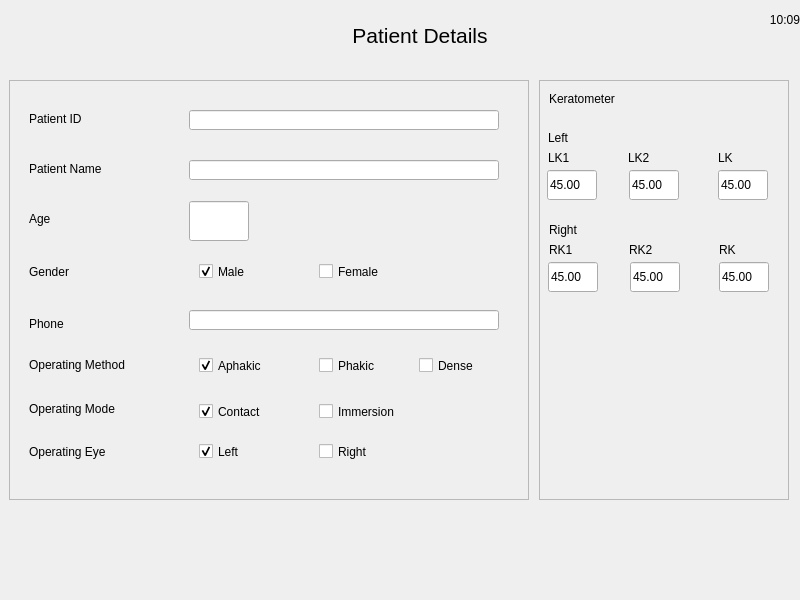
Before: the Qt Designer form patientdetaildialog.ui in amtsource2025/Ascan_old, drawn with Qt 5.
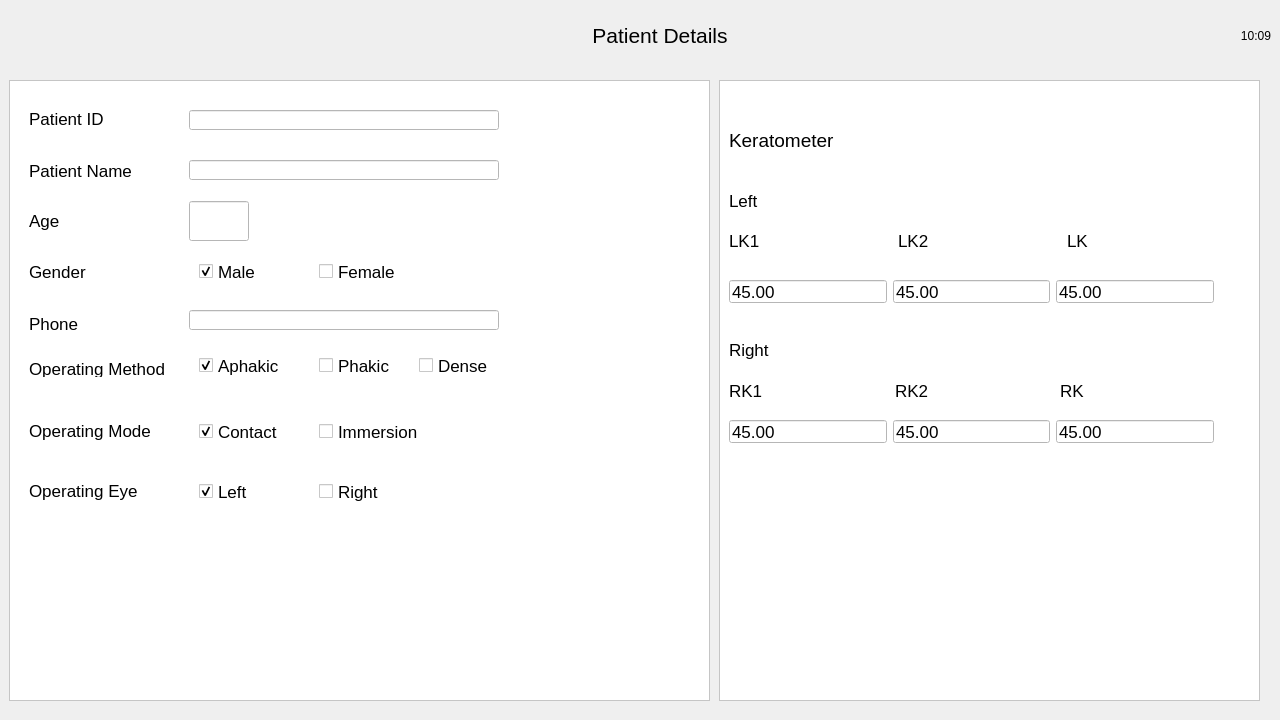
After: the same form once the commit is applied. Icons and pictures are not drawn.

Diff of the .ui file:
```diff
--- a/patientdetaildialog.ui
+++ b/patientdetaildialog.ui
@@ -6,8 +6,8 @@
    <rect>
     <x>0</x>
     <y>0</y>
-    <width>800</width>
-    <height>600</height>
+    <width>1280</width>
+    <height>720</height>
    </rect>
   </property>
   <property name="windowTitle">
@@ -21,8 +21,8 @@
     <rect>
      <x>0</x>
      <y>0</y>
-     <width>70</width>
-     <height>60</height>
+     <width>91</width>
+     <height>81</height>
     </rect>
    </property>
    <property name="styleSheet">
@@ -39,7 +39,7 @@
   <widget class="QLabel" name="label">
    <property name="geometry">
     <rect>
-     <x>340</x>
+     <x>580</x>
      <y>0</y>
      <width>160</width>
      <height>70</height>
@@ -65,13 +65,15 @@
     <rect>
      <x>9</x>
      <y>80</y>
-     <width>520</width>
-     <height>420</height>
+     <width>701</width>
+     <height>621</height>
     </rect>
    </property>
    <property name="styleSheet">
     <string notr="true">
-background-image: url(:/images/card-big.png);</string>
+/*background-image: url(:/images/card-big.png);*/
+
+background:rgb(255,255,255);</string>
    </property>
    <property name="frameShape">
     <enum>QFrame::StyledPanel</enum>
@@ -99,10 +101,15 @@
      <rect>
       <x>20</x>
       <y>80</y>
-      <width>100</width>
-      <height>17</height>
+      <width>131</width>
+      <height>21</height>
      </rect>
     </property>
+    <property name="font">
+     <font>
+      <pointsize>13</pointsize>
+     </font>
+    </property>
     <property name="styleSheet">
      <string notr="true">background-image:url(empty.png);</string>
     </property>
@@ -119,6 +126,11 @@
       <height>17</height>
      </rect>
     </property>
+    <property name="font">
+     <font>
+      <pointsize>13</pointsize>
+     </font>
+    </property>
     <property name="styleSheet">
      <string notr="true">background-image:url(empty.png);</string>
     </property>
@@ -135,6 +147,11 @@
       <height>17</height>
      </rect>
     </property>
+    <property name="font">
+     <font>
+      <pointsize>13</pointsize>
+     </font>
+    </property>
     <property name="styleSheet">
      <string notr="true">background-image:url(empty.png);</string>
     </property>
@@ -146,11 +163,16 @@
     <property name="geometry">
      <rect>
       <x>20</x>
-      <y>363</y>
-      <width>130</width>
-      <height>17</height>
+      <y>400</y>
+      <width>121</width>
+      <height>21</height>
      </rect>
     </property>
+    <property name="font">
+     <font>
+      <pointsize>13</pointsize>
+     </font>
+    </property>
     <property name="styleSheet">
      <string notr="true">background-image:url(empty.png);</string>
     </property>
@@ -162,11 +184,16 @@
     <property name="geometry">
      <rect>
       <x>20</x>
-      <y>276</y>
+      <y>280</y>
       <width>150</width>
       <height>17</height>
      </rect>
     </property>
+    <property name="font">
+     <font>
+      <pointsize>13</pointsize>
+     </font>
+    </property>
     <property name="styleSheet">
      <string notr="true">background-image:url(empty.png);</string>
     </property>
@@ -193,11 +220,16 @@
     <property name="geometry">
      <rect>
       <x>20</x>
-      <y>320</y>
+      <y>340</y>
       <width>150</width>
-      <height>17</height>
+      <height>21</height>
      </rect>
     </property>
+    <property name="font">
+     <font>
+      <pointsize>13</pointsize>
+     </font>
+    </property>
     <property name="styleSheet">
      <string notr="true">background-image:url(empty.png);</string>
     </property>
@@ -226,9 +258,14 @@
       <x>20</x>
       <y>130</y>
       <width>130</width>
-      <height>17</height>
+      <height>21</height>
      </rect>
     </property>
+    <property name="font">
+     <font>
+      <pointsize>13</pointsize>
+     </font>
+    </property>
     <property name="styleSheet">
      <string notr="true">background-image:url(empty.png);</string>
     </property>
@@ -245,6 +282,11 @@
       <height>23</height>
      </rect>
     </property>
+    <property name="font">
+     <font>
+      <pointsize>13</pointsize>
+     </font>
+    </property>
     <property name="styleSheet">
      <string notr="true">background-image:url(empty.png);</string>
     </property>
@@ -264,6 +306,11 @@
       <height>23</height>
      </rect>
     </property>
+    <property name="font">
+     <font>
+      <pointsize>13</pointsize>
+     </font>
+    </property>
     <property name="styleSheet">
      <string notr="true">background-image:url(empty.png);</string>
     </property>
@@ -280,6 +327,11 @@
       <height>23</height>
      </rect>
     </property>
+    <property name="font">
+     <font>
+      <pointsize>13</pointsize>
+     </font>
+    </property>
     <property name="styleSheet">
      <string notr="true">background-image:url(empty.png);</string>
     </property>
@@ -299,6 +351,11 @@
       <height>23</height>
      </rect>
     </property>
+    <property name="font">
+     <font>
+      <pointsize>13</pointsize>
+     </font>
+    </property>
     <property name="styleSheet">
      <string notr="true">background-image:url(empty.png);</string>
     </property>
@@ -310,11 +367,16 @@
     <property name="geometry">
      <rect>
       <x>310</x>
-      <y>320</y>
+      <y>340</y>
       <width>112</width>
       <height>23</height>
      </rect>
     </property>
+    <property name="font">
+     <font>
+      <pointsize>13</pointsize>
+     </font>
+    </property>
     <property name="styleSheet">
      <string notr="true">background-image:url(empty.png);</string>
     </property>
@@ -326,11 +388,16 @@
     <property name="geometry">
      <rect>
       <x>190</x>
-      <y>320</y>
+      <y>340</y>
       <width>112</width>
       <height>23</height>
      </rect>
     </property>
+    <property name="font">
+     <font>
+      <pointsize>13</pointsize>
+     </font>
+    </property>
     <property name="styleSheet">
      <string notr="true">background-image:url(empty.png);</string>
     </property>
@@ -345,11 +412,16 @@
     <property name="geometry">
      <rect>
       <x>310</x>
-      <y>360</y>
+      <y>400</y>
       <width>112</width>
       <height>23</height>
      </rect>
     </property>
+    <property name="font">
+     <font>
+      <pointsize>13</pointsize>
+     </font>
+    </property>
     <property name="styleSheet">
      <string notr="true">background-image:url(empty.png);</string>
     </property>
@@ -361,11 +433,16 @@
     <property name="geometry">
      <rect>
       <x>190</x>
-      <y>360</y>
+      <y>400</y>
       <width>112</width>
       <height>23</height>
      </rect>
     </property>
+    <property name="font">
+     <font>
+      <pointsize>13</pointsize>
+     </font>
+    </property>
     <property name="styleSheet">
      <string notr="true">background-image:url(empty.png);</string>
     </property>
@@ -385,6 +462,11 @@
       <height>17</height>
      </rect>
     </property>
+    <property name="font">
+     <font>
+      <pointsize>13</pointsize>
+     </font>
+    </property>
     <property name="styleSheet">
      <string notr="true">background-image:url(empty.png);</string>
     </property>
@@ -416,6 +498,11 @@
       <height>23</height>
      </rect>
     </property>
+    <property name="font">
+     <font>
+      <pointsize>13</pointsize>
+     </font>
+    </property>
     <property name="text">
      <string>Dense</string>
     </property>
@@ -424,15 +511,18 @@
   <widget class="QFrame" name="frame_2">
    <property name="geometry">
     <rect>
-     <x>539</x>
+     <x>719</x>
      <y>80</y>
-     <width>250</width>
-     <height>420</height>
+     <width>541</width>
+     <height>621</height>
     </rect>
    </property>
    <property name="styleSheet">
     <string notr="true">
-background-image: url(:/images/card-big.png);</string>
+/*background-image: url(:/images/card-big.png);*/
+
+background:rgb(255,255,255);
+</string>
    </property>
    <property name="frameShape">
     <enum>QFrame::StyledPanel</enum>
@@ -444,11 +534,16 @@
     <property name="geometry">
      <rect>
       <x>10</x>
-      <y>10</y>
-      <width>130</width>
-      <height>17</height>
+      <y>40</y>
+      <width>171</width>
+      <height>41</height>
      </rect>
     </property>
+    <property name="font">
+     <font>
+      <pointsize>14</pointsize>
+     </font>
+    </property>
     <property name="styleSheet">
      <string notr="true">background-image:url(empty.png);</string>
     </property>
@@ -456,63 +551,20 @@
      <string>Keratometer</string>
     </property>
    </widget>
-   <widget class="QLabel" name="label_10">
-    <property name="geometry">
-     <rect>
-      <x>10</x>
-      <y>160</y>
-      <width>40</width>
-      <height>20</height>
-     </rect>
-    </property>
-    <property name="styleSheet">
-     <string notr="true">background-image:url(empty.png);</string>
-    </property>
-    <property name="text">
-     <string>RK1</string>
-    </property>
-   </widget>
-   <widget class="QLabel" name="label_11">
-    <property name="geometry">
-     <rect>
-      <x>90</x>
-      <y>160</y>
-      <width>40</width>
-      <height>20</height>
-     </rect>
-    </property>
-    <property name="styleSheet">
-     <string notr="true">background-image:url(empty.png);</string>
-    </property>
-    <property name="text">
-     <string>RK2</string>
-    </property>
-   </widget>
-   <widget class="QLabel" name="label_12">
-    <property name="geometry">
-     <rect>
-      <x>180</x>
-      <y>160</y>
-      <width>40</width>
-      <height>20</height>
-     </rect>
-    </property>
-    <property name="styleSheet">
-     <string notr="true">background-image:url(empty.png);</string>
-    </property>
-    <property name="text">
-     <string>RK</string>
-    </property>
-   </widget>
    <widget class="QLabel" name="label_13">
     <property name="geometry">
      <rect>
       <x>10</x>
-      <y>140</y>
+      <y>260</y>
       <width>40</width>
       <height>20</height>
      </rect>
     </property>
+    <property name="font">
+     <font>
+      <pointsize>13</pointsize>
+     </font>
+    </property>
     <property name="styleSheet">
      <string notr="true">background-image:url(empty.png);</string>
     </property>
@@ -520,69 +572,20 @@
      <string>Right</string>
     </property>
    </widget>
-   <widget class="QLineEdit" name="lineEdit_rk1">
-    <property name="geometry">
-     <rect>
-      <x>9</x>
-      <y>182</y>
-      <width>50</width>
-      <height>30</height>
-     </rect>
-    </property>
-    <property name="styleSheet">
-     <string notr="true">background-image:url(empty.png);
-border-image:url(empty.png);
-</string>
-    </property>
-    <property name="text">
-     <string>45.00</string>
-    </property>
-   </widget>
-   <widget class="QLineEdit" name="lineEdit_rk2">
-    <property name="geometry">
-     <rect>
-      <x>91</x>
-      <y>182</y>
-      <width>50</width>
-      <height>30</height>
-     </rect>
-    </property>
-    <property name="styleSheet">
-     <string notr="true">background-image:url(empty.png);
-border-image:url(empty.png);
-</string>
-    </property>
-    <property name="text">
-     <string>45.00</string>
-    </property>
-   </widget>
-   <widget class="QLineEdit" name="lineEdit_rk">
-    <property name="geometry">
-     <rect>
-      <x>180</x>
-      <y>182</y>
-      <width>50</width>
-      <height>30</height>
-     </rect>
-    </property>
-    <property name="styleSheet">
-     <string notr="true">background-image:url(empty.png);
-border-image:url(empty.png);
-</string>
-    </property>
-    <property name="text">
-     <string>45.00</string>
-    </property>
-   </widget>
    <widget class="QLabel" name="label_14">
     <property name="geometry">
      <rect>
-      <x>9</x>
-      <y>47</y>
+      <x>10</x>
+      <y>110</y>
       <width>40</width>
       <height>21</height>
      </rect>
     </property>
+    <property name="font">
+     <font>
+      <pointsize>13</pointsize>
+     </font>
+    </property>
     <property name="styleSheet">
      <string notr="true">background-image:url(empty.png);</string>
     </property>
@@ -590,116 +593,254 @@
      <string>Left</string>
     </property>
    </widget>
-   <widget class="QLineEdit" name="lineEdit_lk">
+   <widget class="QWidget" name="">
     <property name="geometry">
      <rect>
-      <x>179</x>
-      <y>90</y>
-      <width>50</width>
-      <height>30</height>
+      <x>10</x>
+      <y>340</y>
+      <width>485</width>
+      <height>23</height>
      </rect>
     </property>
-    <property name="styleSheet">
-     <string notr="true">background-image:url(empty.png);
-border-image:url(empty.png);
+    <layout class="QHBoxLayout" name="horizontalLayout">
+     <item>
+      <widget class="QLineEdit" name="lineEdit_rk1">
+       <property name="font">
+        <font>
+         <pointsize>13</pointsize>
+        </font>
+       </property>
+       <property name="styleSheet">
+        <string notr="true">background-image:url(:/images/empty.png);
+border-image:url(:/images/empty.png);
 </string>
-    </property>
-    <property name="text">
-     <string>45.00</string>
-    </property>
+       </property>
+       <property name="text">
+        <string>45.00</string>
+       </property>
+      </widget>
+     </item>
+     <item>
+      <widget class="QLineEdit" name="lineEdit_rk2">
+       <property name="font">
+        <font>
+         <pointsize>13</pointsize>
+        </font>
+       </property>
+       <property name="styleSheet">
+        <string notr="true">background-image:url(:/images/empty.png);
+border-image:url(:/images/empty.png);
+</string>
+       </property>
+       <property name="text">
+        <string>45.00</string>
+       </property>
+      </widget>
+     </item>
+     <item>
+      <widget class="QLineEdit" name="lineEdit_rk">
+       <property name="font">
+        <font>
+         <pointsize>13</pointsize>
+        </font>
+       </property>
+       <property name="styleSheet">
+        <string notr="true">background-image:url(:/images/empty.png);
+border-image:url(:/images/empty.png);
+</string>
+       </property>
+       <property name="text">
+        <string>45.00</string>
+       </property>
+      </widget>
+     </item>
+    </layout>
    </widget>
-   <widget class="QLabel" name="label_15">
+   <widget class="QWidget" name="">
     <property name="geometry">
      <rect>
-      <x>89</x>
-      <y>68</y>
-      <width>40</width>
-      <height>20</height>
+      <x>10</x>
+      <y>300</y>
+      <width>491</width>
+      <height>22</height>
      </rect>
     </property>
-    <property name="styleSheet">
-     <string notr="true">background-image:url(empty.png);</string>
-    </property>
-    <property name="text">
-     <string>LK2</string>
-    </property>
+    <layout class="QHBoxLayout" name="horizontalLayout_2">
+     <item>
+      <widget class="QLabel" name="label_10">
+       <property name="font">
+        <font>
+         <pointsize>13</pointsize>
+        </font>
+       </property>
+       <property name="styleSheet">
+        <string notr="true">background-image:url(:/images/empty.png);</string>
+       </property>
+       <property name="text">
+        <string>RK1</string>
+       </property>
+      </widget>
+     </item>
+     <item>
+      <widget class="QLabel" name="label_11">
+       <property name="font">
+        <font>
+         <pointsize>13</pointsize>
+        </font>
+       </property>
+       <property name="styleSheet">
+        <string notr="true">background-image:url(:/images/empty.png);</string>
+       </property>
+       <property name="text">
+        <string>RK2</string>
+       </property>
+      </widget>
+     </item>
+     <item>
+      <widget class="QLabel" name="label_12">
+       <property name="font">
+        <font>
+         <pointsize>13</pointsize>
+        </font>
+       </property>
+       <property name="styleSheet">
+        <string notr="true">background-image:url(:/images/empty.png);</string>
+       </property>
+       <property name="text">
+        <string>RK</string>
+       </property>
+      </widget>
+     </item>
+    </layout>
    </widget>
-   <widget class="QLabel" name="label_16">
+   <widget class="QWidget" name="">
     <property name="geometry">
      <rect>
-      <x>9</x>
-      <y>68</y>
-      <width>40</width>
-      <height>20</height>
+      <x>10</x>
+      <y>200</y>
+      <width>485</width>
+      <height>23</height>
      </rect>
     </property>
-    <property name="styleSheet">
-     <string notr="true">background-image:url(empty.png);</string>
-    </property>
-    <property name="text">
-     <string>LK1</string>
-    </property>
-   </widget>
-   <widget class="QLabel" name="label_17">
-    <property name="geometry">
-     <rect>
-      <x>179</x>
-      <y>68</y>
-      <width>40</width>
-      <height>20</height>
-     </rect>
-    </property>
-    <property name="styleSheet">
-     <string notr="true">background-image:url(empty.png);</string>
-    </property>
-    <property name="text">
-     <string>LK</string>
-    </property>
-   </widget>
-   <widget class="QLineEdit" name="lineEdit_lk1">
-    <property name="geometry">
-     <rect>
-      <x>8</x>
-      <y>90</y>
-      <width>50</width>
-      <height>30</height>
-     </rect>
-    </property>
-    <property name="styleSheet">
-     <string notr="true">background-image:url(empty.png);
-border-image:url(empty.png);
+    <layout class="QHBoxLayout" name="horizontalLayout_3">
+     <item>
+      <widget class="QLineEdit" name="lineEdit_lk1">
+       <property name="font">
+        <font>
+         <pointsize>13</pointsize>
+        </font>
+       </property>
+       <property name="styleSheet">
+        <string notr="true">background-image:url(:/images/empty.png);
+border-image:url(:/images/empty.png);
 </string>
-    </property>
-    <property name="text">
-     <string>45.00</string>
-    </property>
+       </property>
+       <property name="text">
+        <string>45.00</string>
+       </property>
+      </widget>
+     </item>
+     <item>
+      <widget class="QLineEdit" name="lineEdit_lk2">
+       <property name="font">
+        <font>
+         <pointsize>13</pointsize>
+        </font>
+       </property>
+       <property name="styleSheet">
+        <string notr="true">background-image:url(:/images/empty.png);
+border-image:url(:/images/empty.png);
+</string>
+       </property>
+       <property name="text">
+        <string>45.00</string>
+       </property>
+      </widget>
+     </item>
+     <item>
+      <widget class="QLineEdit" name="lineEdit_lk">
+       <property name="font">
+        <font>
+         <pointsize>13</pointsize>
+        </font>
+       </property>
+       <property name="styleSheet">
+        <string notr="true">background-image:url(:/images/empty.png);
+border-image:url(:/images/empty.png);
+</string>
+       </property>
+       <property name="text">
+        <string>45.00</string>
+       </property>
+      </widget>
+     </item>
+    </layout>
    </widget>
-   <widget class="QLineEdit" name="lineEdit_lk2">
+   <widget class="QWidget" name="">
     <property name="geometry">
      <rect>
-      <x>90</x>
-      <y>90</y>
-      <width>50</width>
-      <height>30</height>
+      <x>10</x>
+      <y>150</y>
+      <width>501</width>
+      <height>22</height>
      </rect>
     </property>
-    <property name="styleSheet">
-     <string notr="true">background-image:url(empty.png);
-border-image:url(empty.png);
-</string>
-    </property>
-    <property name="text">
-     <string>45.00</string>
-    </property>
+    <layout class="QHBoxLayout" name="horizontalLayout_4">
+     <item>
+      <widget class="QLabel" name="label_16">
+       <property name="font">
+        <font>
+         <pointsize>13</pointsize>
+        </font>
+       </property>
+       <property name="styleSheet">
+        <string notr="true">background-image:url(:/images/empty.png);</string>
+       </property>
+       <property name="text">
+        <string>LK1</string>
+       </property>
+      </widget>
+     </item>
+     <item>
+      <widget class="QLabel" name="label_15">
+       <property name="font">
+        <font>
+         <pointsize>13</pointsize>
+        </font>
+       </property>
+       <property name="styleSheet">
+        <string notr="true">background-image:url(:/images/empty.png);</string>
+       </property>
+       <property name="text">
+        <string>LK2</string>
+       </property>
+      </widget>
+     </item>
+     <item>
+      <widget class="QLabel" name="label_17">
+       <property name="font">
+        <font>
+         <pointsize>13</pointsize>
+        </font>
+       </property>
+       <property name="styleSheet">
+        <string notr="true">background-image:url(:/images/empty.png);</string>
+       </property>
+       <property name="text">
+        <string>LK</string>
+       </property>
+      </widget>
+     </item>
+    </layout>
    </widget>
   </widget>
   <widget class="QLabel" name="lbl_time">
    <property name="geometry">
     <rect>
-     <x>680</x>
-     <y>0</y>
-     <width>120</width>
-     <height>40</height>
+     <x>1130</x>
+     <y>10</y>
+     <width>141</width>
+     <height>51</height>
     </rect>
    </property>
    <property name="font">
```
Left out of the diff: 75 changed lines with no effect on the pictures.
